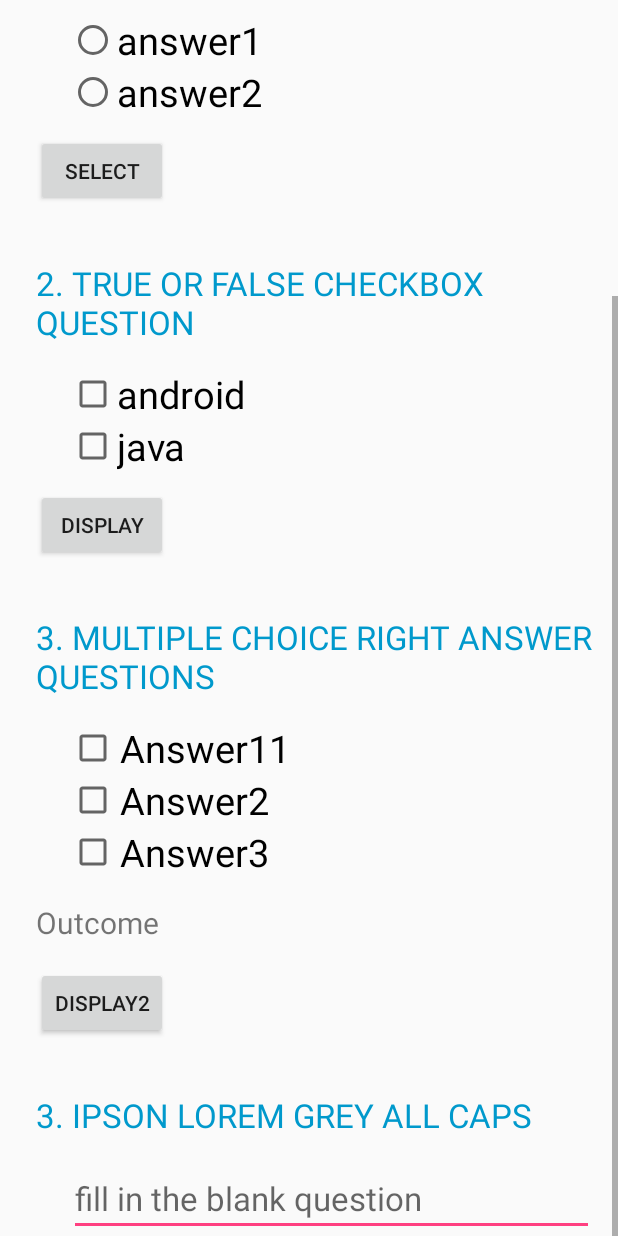
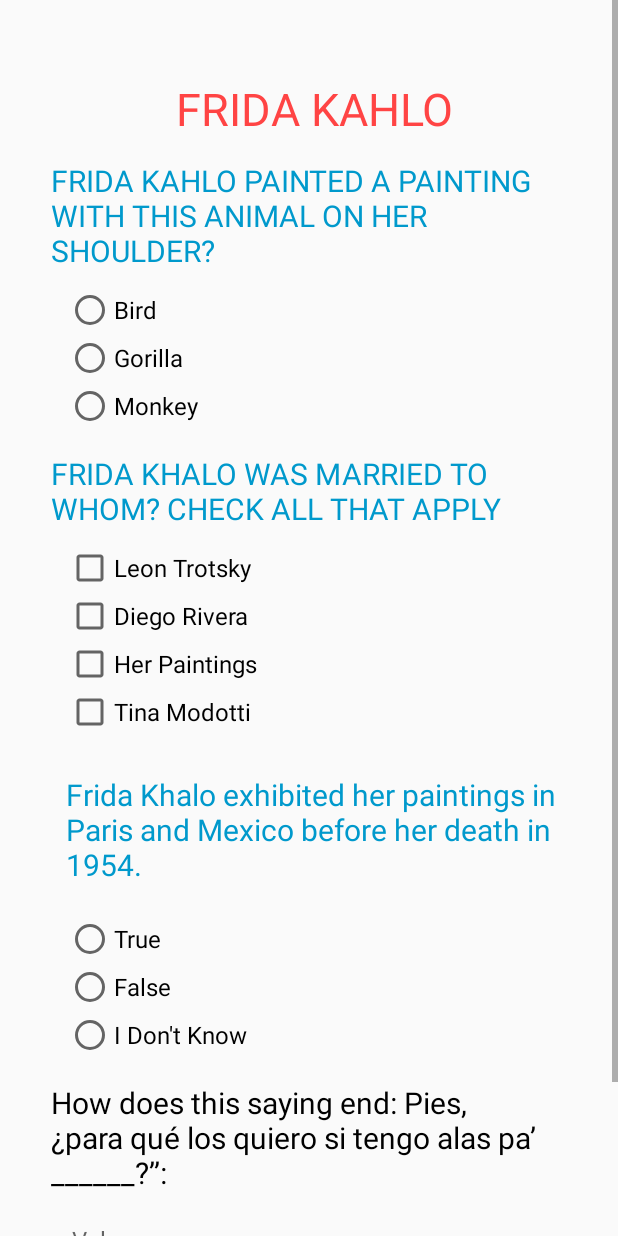
Before and after one commit to paintedlbird7/QuizApp, an Android app: the layout main_activity.xml on its own in the app's theme, with its tools: preview values and no code run, on a phone screen of 412 x 824 dp. Run offline under Robolectric (Android 15) with nearby library versions, the phone set to English and light mode, and no system bars.

Commit message:
Update main_activity.xml
3/27/18 Frida

```diff
--- a/app/src/main/res/layout/main_activity.xml
+++ b/app/src/main/res/layout/main_activity.xml
@@ -3,266 +3,211 @@
     xmlns:tools="http://schemas.android.com/tools"
     android:layout_height="match_parent"
     android:layout_width="match_parent"
-    tools:context="com.example.android.quizapp.MainActivity">
+    tools:context="com.example.android.MainActivity.MainActivity">
+
+
+
     <LinearLayout
-        android:layout_width="match_parent"
+        android:layout_width="wrap_content"
         android:layout_height="match_parent"
         android:orientation="vertical"
         android:paddingLeft="24dp"
         android:paddingRight="16dp"
         android:paddingTop="16dp">
+        //android:background="@drawable/cash2">
+
+        <TextView
+        android:layout_width="wrap_content"
+        android:layout_height="wrap_content"
+        android:layout_marginBottom="4dp"
+        android:layout_marginTop="36dp"
+        android:layout_gravity="center"
+        android:text="Frida Kahlo"
+        android:textSize="30dp"
+        android:textColor="@android:color/holo_red_light"
+        android:textAllCaps="true"/>
+
+        <TextView
+
+            android:layout_width="wrap_content"
+            android:layout_height="wrap_content"
+            android:text="Frida Kahlo painted a painting with this animal on her shoulder?"
+            android:layout_marginBottom="16dp"
+            android:layout_marginTop="16dp"
+            android:layout_margin="10dp"
+            android:textSize="20sp"
+            android:fontFamily="sans-serif"
+            android:textColor="@android:color/holo_blue_dark"
+            android:textAllCaps="true" />
 
 
-        <RelativeLayout
+
+
+
+
+
+        <RadioGroup
             android:layout_width="wrap_content"
             android:layout_height="wrap_content"
-            android:layout_marginBottom="4dp"
-            android:padding="8dp">
+            android:orientation="vertical"
+            android:layout_marginLeft="10dp"
+            android:id="@+id/radio_stacking">
 
-            <TextView
-                android:id="@+id/score_text"
+            <RadioButton
                 android:layout_width="wrap_content"
                 android:layout_height="wrap_content"
-                android:layout_alignParentLeft="true"
-                android:text="Score"
-                android:textSize="25dp" />
-
-            <TextView
-                android:id="@+id/score"
+                android:text="Bird"
+                android:textSize="16sp"
+                android:layout_marginLeft="10dp"
+                android:id="@+id/animal_bird"
+                android:onClick="getFridaAnswers"/>
+            <RadioButton
                 android:layout_width="wrap_content"
                 android:layout_height="wrap_content"
-                android:layout_alignParentRight="true"
-                android:text="0"
-                android:textSize="25sp" />
+                android:text="Gorilla"
+                android:layout_marginLeft="10dp"
+                android:textSize="16sp"
+                android:id="@+id/animal_gorilla"
+                android:onClick="getFridaAnswers"/>
+            <RadioButton
+                android:layout_width="wrap_content"
+                android:layout_height="wrap_content"
+                android:text="Monkey"
+                android:layout_marginLeft="10dp"
+                android:layout_marginBottom="5dp"
+                android:textSize="16sp"
+                android:id="@+id/animal_monkey"
+                android:onClick="getFridaAnswers"/>
 
+        </RadioGroup>
 
-        </RelativeLayout>
+        <TextView
 
+            android:layout_width="wrap_content"
+            android:layout_height="wrap_content"
+            android:textColor="@android:color/holo_blue_dark"
+            android:textAllCaps="true"
+            android:text="Frida Khalo was married to whom? Check all that apply"
+            android:layout_margin="10dp"
+            android:textSize="20sp"
+            android:fontFamily="sans-serif" />
+
+        <CheckBox
+            android:layout_width="wrap_content"
+            android:layout_height="wrap_content"
+            android:layout_alignParentLeft="true"
+            android:layout_alignParentStart="true"
+            android:checked="false"
+            android:text="Leon Trotsky"
+            android:textSize="16sp"
+            android:layout_marginLeft="20dp"
+            android:id="@+id/spouse_leon"
+            android:onClick="getCheckBoxAnswers" />
+
+        <CheckBox
+            android:layout_width="wrap_content"
+            android:layout_height="wrap_content"
+            android:layout_alignParentLeft="true"
+            android:layout_alignParentStart="true"
+            android:checked="false"
+            android:text="Diego Rivera"
+            android:textSize="16sp"
+            android:layout_marginLeft="20dp"
+            android:id="@+id/spouse_diego"
+            android:onClick="getCheckBoxAnswers" />
+
+        <CheckBox
+            android:layout_width="wrap_content"
+            android:layout_height="wrap_content"
+            android:text="Her Paintings"
+            android:textSize="16sp"
+            android:layout_marginLeft="20dp"
+            android:id="@+id/spouse_paintings"
+            android:onClick="getCheckBoxAnswers" />
+        <CheckBox
+            android:layout_width="wrap_content"
+            android:layout_height="wrap_content"
+            android:text="Tina Modotti"
+            android:textSize="16sp"
+            android:layout_marginLeft="20dp"
+            android:layout_marginBottom="5dp"
+            android:id="@+id/spouse_tina"
+            android:onClick="getCheckBoxAnswers" />
+        <TextView
+            android:layout_width="wrap_content"
+            android:layout_height="wrap_content"
+            android:text="Frida Khalo exhibited her paintings in Paris and Mexico before her death in 1954."
+            android:layout_margin="20dp"
+            android:textSize="20sp"
+            android:fontFamily="sans-serif"
+            android:textColor="@android:color/holo_blue_dark"
+            />
+
+        <RadioGroup
+            android:layout_width="wrap_content"
+            android:layout_height="wrap_content"
+            android:orientation="vertical">
+
+            <RadioButton
+                android:layout_width="wrap_content"
+                android:layout_height="wrap_content"
+                android:text="True"
+                android:textSize="16sp"
+                android:layout_marginLeft="20dp"
+                android:id="@+id/group_pays"
+                android:onClick="getFridaAnswers" />
+            <RadioButton
+                android:layout_width="wrap_content"
+                android:layout_height="wrap_content"
+                android:text="False"
+                android:textSize="16sp"
+                android:layout_marginLeft="20dp"
+                android:id="@+id/group_oop"
+                android:onClick="getFridaAnswers"/>
+            <RadioButton
+                android:layout_width="wrap_content"
+                android:layout_height="wrap_content"
+                android:text="I Don't Know"
+                android:textSize="16sp"
+                android:layout_marginLeft="20dp"
+                android:layout_marginBottom="5dp"
+                android:id="@+id/group_earn"
+                android:onClick="getFridaAnswers"/>
+
+        </RadioGroup>
 
 
         <TextView
             android:layout_width="wrap_content"
             android:layout_height="wrap_content"
-            android:layout_marginBottom="4dp"
-            android:layout_marginTop="36dp"
-            android:layout_gravity="center"
-            android:text="Topic Name Quiz"
-            android:textSize="37dp"
-            android:textColor="@android:color/holo_red_light"
-            android:textAllCaps="true"/>
+            android:text="How does this saying end: Pies, ¿para qué los quiero si tengo alas pa’ ______?”:"
+            android:layout_margin="10dp"
+            android:textSize="20sp"
+            android:fontFamily="sans-serif"
+            android:textColor="@android:color/black" />
 
-        <!--..............RadioButtons................................-->
-
-        <TextView
+        <EditText
             android:layout_width="wrap_content"
             android:layout_height="wrap_content"
-            android:layout_marginBottom="16dp"
-            android:layout_marginTop="36dp"
-            android:text="1. Question lorem ipsum grey all caps"
-            android:textColor="@android:color/holo_blue_dark"
-            android:textSize="22dp"
-            android:textAllCaps="true"/>
+            android:hint="Volar"
+            android:textSize="16sp"
+            android:layout_marginLeft="20dp"
+            android:layout_marginBottom="5dp"
+            android:id="@+id/saying_volar"
+            android:inputType="text" />
 
-        <RadioGroup
-            xmlns:android="http://schemas.android.com/apk/res/android"
+        <Button
             android:layout_width="wrap_content"
             android:layout_height="wrap_content"
-            android:layout_alignParentTop="true"
-            android:layout_alignParentLeft="true"
-            android:layout_alignParentRight="true"
-            android:orientation="vertical"
-            android:layout_marginLeft="22dp"
-            android:id="@+id/radiogroup">
+            android:text="Submit Answers"
+            android:textSize="16sp"
+            android:layout_margin="20dp"
+            android:textAllCaps="true"
+            android:onClick="createQuizResults"
+            />
 
-            <RadioButton
-                android:id="@+id/radio_pirates"
-                android:layout_width="wrap_content"
-                android:layout_height="wrap_content"
-                android:text="answer1"
-                android:checked="false"
-                android:textSize="25sp"
-                android:onClick="onRadioButtonClicked"/>
-
-            <RadioButton android:id="@+id/radio_ninjas"
-                android:layout_width="wrap_content"
-                android:layout_height="wrap_content"
-                android:layout_marginBottom="11dp"
-                android:text="answer2"
-                android:checked="false"
-                android:onClick="onRadioButtonClicked"
-                android:textSize="25sp" />
-        </RadioGroup>
-
-        <Button
-            android:id="@+id/select"
-            android:layout_width="wrap_content"
-            android:layout_height="wrap_content"
-            android:layout_below="@+id/radiogroup"
-            android:text="select" />
-
-        <!--..................................CheckBoxes T/F.......................-->
-
-        <TextView
-            android:layout_width="wrap_content"
-            android:layout_height="wrap_content"
-            android:layout_marginBottom="16dp"
-            android:layout_marginTop="36dp"
-            android:textColor="@android:color/holo_blue_dark"
-            android:text="2. true or false checkbox question"
-            android:textSize="22sp"
-            android:textAllCaps="true"/>
-
-
-        <CheckBox
-            android:id="@+id/android"
-            android:layout_width="wrap_content"
-            android:layout_height="wrap_content"
-            android:layout_alignParentLeft="true"
-            android:layout_alignParentStart="true"
-            android:layout_below="@+id/select"
-            android:checked="false"
-            android:text="android"
-            android:layout_marginLeft="22dp"
-            android:textSize="25sp" />
-
-
-        <CheckBox
-            android:layout_width="wrap_content"
-            android:layout_height="wrap_content"
-            android:text="java"
-            android:id="@+id/java"
-            android:layout_below="@+id/android"
-            android:layout_alignParentLeft="true"
-            android:layout_alignParentStart="true"
-            android:textSize="25sp"
-            android:layout_marginLeft="22dp"
-            android:layout_marginBottom="11dp"
-            android:checked="false"/>
-
-        <Button
-            android:layout_below="@+id/checkbox"
-            android:layout_width="wrap_content"
-            android:layout_height="wrap_content"
-            android:id="@+id/display"
-            android:text="display"/>
-
-
-
-
-        <!--..................................CheckBoxes..multiple right answers..........-->
-
-
-
-        <TextView
-            android:id="@+id/Question"
-            android:layout_width="wrap_content"
-            android:layout_height="wrap_content"
-            android:layout_marginBottom="16dp"
-            android:layout_marginTop="36dp"
-            android:text="3. multiple choice right answer questions"
-            android:textColor="@android:color/holo_blue_dark"
-            android:textAllCaps="true"
-            tools:layout_editor_absoluteX="165dp"
-            android:textSize="22sp"
-            tools:layout_editor_absoluteY="43dp" />
-
-        <!--<TextView-->
-        <!--android:layout_width="match_parent"-->
-        <!--android:layout_height="70dp"-->
-        <!--android:text="Which thing is alive"-->
-        <!--android:textSize="20sp"-->
-        <!--android:padding="8dp"-->
-        <!--android:layout_marginBottom="40dp"-->
-        <!--android:id="@+id/question"/>-->
-
-        <!--<Button-->
-        <!--android:layout_width="match_parent"-->
-        <!--android:layout_height="wrap_content"-->
-        <!--android:text="bird"-->
-        <!--android:background="#0091EA"-->
-        <!--android:textColor="#fff"-->
-        <!--android:padding="8dp"-->
-        <!--android:layout_marginBottom="24dp"-->
-        <!--android:id="@+id/choice1"/>-->
-
-        <!--<Button-->
-        <!--android:layout_width="match_parent"-->
-        <!--android:layout_height="wrap_content"-->
-        <!--android:text="door"-->
-        <!--android:background="#0091EA"-->
-        <!--android:textColor="#fff"-->
-        <!--android:padding="8dp"-->
-        <!--android:layout_marginBottom="24dp"-->
-        <!--android:id="@+id/choice2"/>-->
-
-        <!--<Button-->
-        <!--android:layout_width="match_parent"-->
-        <!--android:layout_height="wrap_content"-->
-        <!--android:text="mat"-->
-        <!--android:background="#0091EA"-->
-        <!--android:textColor="#fff"-->
-        <!--android:padding="8dp"-->
-        <!--android:layout_marginBottom="24dp"-->
-        <!--android:id="@+id/choice3"/>-->
-
-        <CheckBox
-            android:id="@+id/Answer11"
-            android:layout_width="wrap_content"
-            android:layout_height="wrap_content"
-            android:paddingLeft="2dp"
-            android:text="Answer11"
-            android:onClick="onAnswer11Click"
-            android:textSize="25sp"
-            android:layout_marginLeft="22dp"
-            android:layout_alignParentLeft="true"
-            android:layout_alignParentStart="true"
-            tools:layout_editor_absoluteX="165dp"
-            tools:layout_editor_absoluteY="136dp" />
-
-        <CheckBox
-            android:id="@+id/Answer2"
-            android:layout_width="wrap_content"
-            android:layout_height="match_parent"
-            android:paddingLeft="2dp"
-            android:text="Answer2"
-            android:onClick="onAnswer2Click"
-            android:textSize="25sp"
-            android:layout_marginLeft="22dp"
-            android:layout_alignParentLeft="true"
-            android:layout_alignParentStart="true"
-            tools:layout_editor_absoluteX="165dp"
-            tools:layout_editor_absoluteY="136dp" />
-
-        <CheckBox
-            android:id="@+id/Answer3"
-            android:layout_width="wrap_content"
-            android:layout_height="wrap_content"
-            android:paddingLeft="2dp"
-            android:text="Answer3"
-            android:onClick="onAnswer3Click"
-            android:textSize="25sp"
-            android:layout_marginLeft="22dp"
-            android:layout_alignParentLeft="true"
-            android:layout_alignParentStart="true"
-            tools:layout_editor_absoluteX="165dp"
-            tools:layout_editor_absoluteY="136dp" />
-
-        <TextView
-            android:id="@+id/Outcome"
-            android:layout_width="wrap_content"
-            android:layout_height="wrap_content"
-            android:layout_marginBottom="16dp"
-            android:layout_marginTop="16dp"
-            android:text="Outcome"
-            android:textSize="20sp"
-            tools:layout_editor_absoluteY="385dp"
-            tools:layout_editor_absoluteX="163dp" />
-        <Button
-            android:layout_below="@+id/display2"
-            android:layout_width="wrap_content"
-            android:layout_height="wrap_content"
-            android:id="@+id/display2"
-            android:text="display2"/>
+    </LinearLayout>
+</ScrollView>
 
 
 
@@ -272,68 +217,110 @@
 
 
 
-        <!--..........................Fill in the blank..........................-->
 
-        <TextView
-            android:layout_width="wrap_content"
-            android:layout_height="wrap_content"
-            android:layout_marginBottom="16dp"
-            android:layout_marginTop="36dp"
-            android:text="3. Ipson lorem grey all caps"
-            android:textSize="22sp"
-            android:textColor="@android:color/holo_blue_dark"
-            android:textAllCaps="true"/>
 
-        <EditText
-            android:id="@+id/name_field"
-            android:layout_width="match_parent"
-            android:layout_height="match_parent"
-            android:hint="fill in the blank question"
-            android:textSize="22sp"
-            android:layout_marginLeft="22dp"
-            android:inputType="textAutoComplete"/>
-        <requestFocus />
 
+
+
+
+
+
+
+
+        <!--&lt;!&ndash;<Button&ndash;&gt;-->
+        <!--&lt;!&ndash;android:layout_below="@+id/checkbox"&ndash;&gt;-->
+        <!--&lt;!&ndash;android:layout_width="wrap_content"&ndash;&gt;-->
+        <!--&lt;!&ndash;android:layout_height="wrap_content"&ndash;&gt;-->
+        <!--&lt;!&ndash;android:id="@+id/display"&ndash;&gt;-->
+        <!--&lt;!&ndash;android:text="display"/>&ndash;&gt;-->
+
+        <!--&lt;!&ndash;..................................CheckBoxes..multiple right answers..........&ndash;&gt;-->
+
+        <!--<TextView-->
+            <!--android:id="@+id/Question"-->
+            <!--android:layout_width="wrap_content"-->
+            <!--android:layout_height="wrap_content"-->
+            <!--android:layout_marginBottom="16dp"-->
+            <!--android:layout_marginTop="16dp"-->
+            <!--android:text="3. multiple choice right answer questions"-->
+            <!--android:textColor="@android:color/holo_blue_dark"-->
+            <!--android:textAllCaps="true"-->
+            <!--tools:layout_editor_absoluteX="165dp"-->
+            <!--tools:layout_editor_absoluteY="43dp" />-->
+
+        <!--<CheckBox-->
+            <!--android:id="@+id/Answer11"-->
+            <!--android:layout_width="wrap_content"-->
+            <!--android:layout_height="wrap_content"-->
+            <!--android:paddingLeft="24dp"-->
+            <!--android:text="Answer11"-->
+            <!--android:onClick="onAnswer11Click"-->
+            <!--android:textSize="16sp"-->
+            <!--android:layout_alignParentLeft="true"-->
+            <!--android:layout_alignParentStart="true"-->
+            <!--android:checked="false" />-->
+
+        <!--<CheckBox-->
+            <!--android:id="@+id/Answer2"-->
+            <!--android:layout_width="wrap_content"-->
+            <!--android:layout_height="wrap_content"-->
+            <!--android:paddingLeft="24dp"-->
+            <!--android:text="Answer2"-->
+            <!--android:onClick="onAnswer2Click"-->
+            <!--android:textSize="16sp"-->
+            <!--android:layout_alignParentLeft="true"-->
+            <!--android:layout_alignParentStart="true"-->
+            <!--android:checked="false" />-->
+
+        <!--<CheckBox-->
+            <!--android:id="@+id/Answer3"-->
+            <!--android:layout_width="wrap_content"-->
+            <!--android:layout_height="wrap_content"-->
+            <!--android:paddingLeft="24dp"-->
+            <!--android:text="Answer3"-->
+            <!--android:onClick="onAnswer3Click"-->
+            <!--android:textSize="16sp"-->
+            <!--android:layout_alignParentLeft="true"-->
+            <!--android:layout_alignParentStart="true"-->
+            <!--android:checked="false" />-->
+
+        <!--&lt;!&ndash;<TextView&ndash;&gt;-->
+            <!--&lt;!&ndash;android:id="@+id/Outcome"&ndash;&gt;-->
+            <!--&lt;!&ndash;android:layout_width="wrap_content"&ndash;&gt;-->
+            <!--&lt;!&ndash;android:layout_height="wrap_content"&ndash;&gt;-->
+            <!--&lt;!&ndash;android:layout_marginBottom="16dp"&ndash;&gt;-->
+            <!--&lt;!&ndash;android:layout_marginTop="16dp"&ndash;&gt;-->
+            <!--&lt;!&ndash;android:text="Outcome"&ndash;&gt;-->
+            <!--&lt;!&ndash;tools:layout_editor_absoluteY="385dp"&ndash;&gt;-->
+            <!--&lt;!&ndash;tools:layout_editor_absoluteX="163dp" />&ndash;&gt;-->
+        <!--&lt;!&ndash;<Button&ndash;&gt;-->
+            <!--&lt;!&ndash;android:layout_below="@+id/display2"&ndash;&gt;-->
+            <!--&lt;!&ndash;android:layout_width="wrap_content"&ndash;&gt;-->
+            <!--&lt;!&ndash;android:layout_height="wrap_content"&ndash;&gt;-->
+            <!--&lt;!&ndash;android:id="@+id/display2"&ndash;&gt;-->
+            <!--&lt;!&ndash;android:text="display2"/>&ndash;&gt;-->
+
+
+        <!--&lt;!&ndash;..........................Fill in the blank..........................&ndash;&gt;-->
 
         <!--<TextView-->
         <!--android:layout_width="wrap_content"-->
         <!--android:layout_height="wrap_content"-->
         <!--android:layout_marginBottom="16dp"-->
         <!--android:layout_marginTop="16dp"-->
-        <!--android:text="Check your sore lorem ipsum blue"-->
-        <!--android:textAllCaps="true"-->
-        <!--android:textColor="@android:color/holo_blue_dark" />-->
+        <!--android:text="3. Ipson lorem grey all caps"-->
+        <!--android:textColor="@android:color/holo_blue_dark"-->
+        <!--android:textAllCaps="true"/>-->
 
-        <!--<Button-->
-        <!--android:layout_width="wrap_content"-->
-        <!--android:layout_height="wrap_content"-->
-        <!--android:layout_marginTop="16dp"-->
-        <!--android:onClick="quizScore"-->
-        <!--android:text="Click here to see your Score" />-->
+        <!--<EditText-->
+        <!--android:id="@+id/name_field"-->
+        <!--android:layout_width="match_parent"-->
+        <!--android:layout_height="match_parent"-->
+        <!--android:hint="fill in the blank question"-->
+        <!--android:inputType="textAutoComplete"/>-->
+        <!--<requestFocus />-->
 
 
 
-
-        <!--<LinearLayout-->
-        <!--android:layout_width="match_parent"-->
-        <!--android:layout_height="wrap_content"-->
-        <!--android:orientation="horizontal">-->
-
-
-        <!--</LinearLayout>-->
-
-
-        <!--<TextView-->
-        <!--android:layout_width="wrap_content"-->
-        <!--android:layout_height="wrap_content"-->
-        <!--android:layout_marginTop="16dp"-->
-        <!--android:text="Quiz Score"-->
-        <!--android:textAllCaps="true" />-->
-
-
-
-
-
-
-    </LinearLayout>
-</ScrollView>
+    <!--</LinearLayout>-->
+<!--</ScrollView>-->
```
